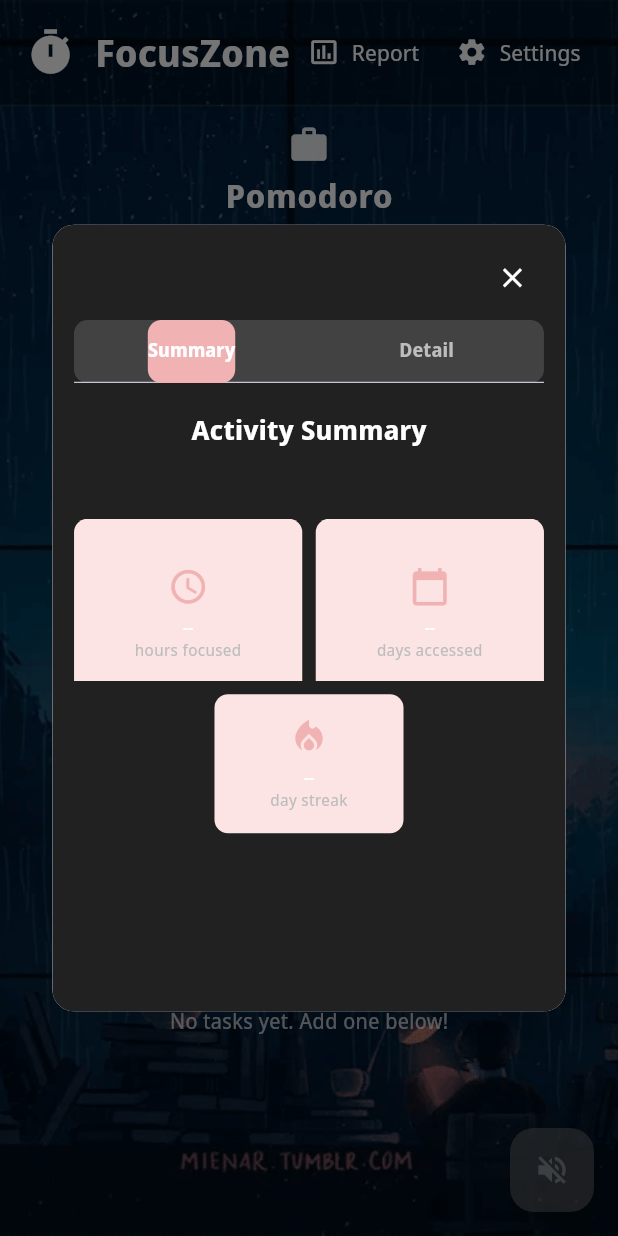
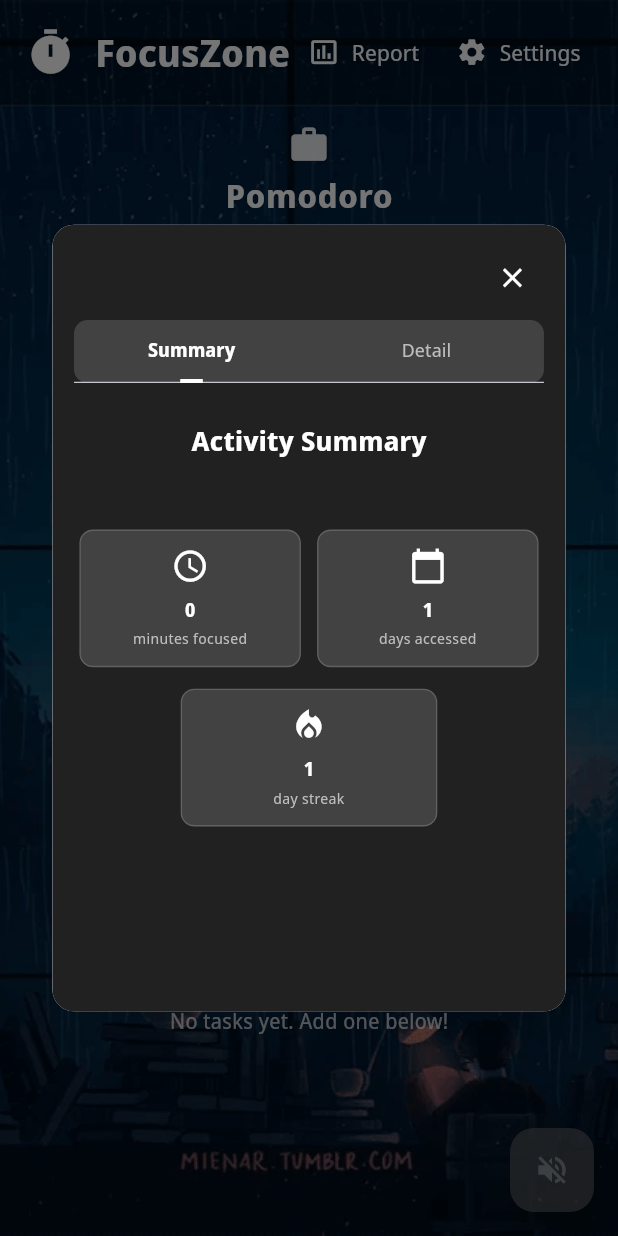
Before and after one commit to Hitagi7/FocusZone, a Flutter app: the screen it shows after launch, after a tap on "Report", on a phone screen of 412 x 824 dp. Run offline on Flutter 3.47's test engine with Material 3 defaults, Android fonts, the phone set to English and light mode, and no system bars; our stand-ins replace flutter_local_notifications, shared_preferences; missing offline and left inert: flutter_sound; Roboto replaces fonts that are missing (Noto Sans Display).

Commit message:
working activity Summary

```diff
--- a/lib/controllers/timer_controller.dart
+++ b/lib/controllers/timer_controller.dart
@@ -29,6 +29,10 @@
   String _reminderTime = 'Off';
   int _reminderMinutes = 5;
   bool _reminderShown = false;
+
+  // Real-time tracking
+  int _sessionStartTime = 0;
+  bool _isTrackingSession = false;
 
   TimerController({bool autoStartBreaks = false, bool autoStartPomodoros = false})
       : _autoStartBreaks = autoStartBreaks,
@@ -67,13 +71,89 @@
     _reminderMinutes = prefs.getInt('reminderMinutes') ?? 5;
   }
 
+  // Load user's timer settings
+  Future<void> loadTimerSettings() async {
+    final prefs = await SharedPreferences.getInstance();
+
+    // Load user's saved timer durations
+    final pomodoroMinutes = prefs.getInt('pomodoroTime') ?? 25;
+    final shortBreakMinutes = prefs.getInt('shortBreakTime') ?? 5;
+    final longBreakMinutes = prefs.getInt('longBreakTime') ?? 20;
+
+    // Update the timer configurations with user's settings
+    TimerConfigManager.updateAllConfigs(
+      pomodoro: pomodoroMinutes * 60,
+      shortBreak: shortBreakMinutes * 60,
+      longBreak: longBreakMinutes * 60,
+    );
+
+    // Update current timer if it's not running
+    if (!_isRunning) {
+      _timeLeft = TimerConfigManager.getConfig(_currentMode).time;
+      notifyListeners();
+    }
+
+    print('Loaded timer settings: Pomodoro=$pomodoroMinutes, Short=$shortBreakMinutes, Long=$longBreakMinutes');
+  }
+
+  // Check and update day tracking (call this when app starts)
+  Future<void> checkDayTracking() async {
+    final prefs = await SharedPreferences.getInstance();
+    final now = DateTime.now();
+    final today = DateTime(now.year, now.month, now.day);
+
+    // Get last activity date
+    final lastActivityString = prefs.getString('lastActivityDate');
+    DateTime? lastActivity;
+    if (lastActivityString != null) {
+      lastActivity = DateTime.parse(lastActivityString);
+    }
+
+    // If it's a new day and we haven't tracked it yet
+    if (lastActivity == null || !_isSameDay(lastActivity, today)) {
+      print('New day detected, updating day tracking...');
+
+      // Update days accessed
+      final currentDays = prefs.getInt('daysAccessed') ?? 0;
+      final newDays = currentDays + 1;
+      await prefs.setInt('daysAccessed', newDays);
+      print('Updated days accessed: $currentDays -> $newDays');
+
+      // Update day streak
+      if (lastActivity != null && _isConsecutiveDay(lastActivity, today)) {
+        final currentStreak = prefs.getInt('dayStreak') ?? 0;
+        final newStreak = currentStreak + 1;
+        await prefs.setInt('dayStreak', newStreak);
+        print('Updated day streak: $currentStreak -> $newStreak');
+      } else {
+        // Reset streak if not consecutive or first time
+        await prefs.setInt('dayStreak', 1);
+        print('Reset day streak to 1');
+      }
+
+      // Save today's date
+      await prefs.setString('lastActivityDate', today.toIso8601String());
+    }
+  }
+
   // Start the timer
   void startTimer() {
+    print('startTimer called - current mode: $_currentMode, isTrackingSession: $_isTrackingSession');
     _timer?.cancel(); // Always clear any previous timer
     if (_isRunning) return;
 
     _isRunning = true;
     _reminderShown = false; // Reset reminder flag when starting
+
+    // Start tracking session time for all timer modes
+    if (!_isTrackingSession) {
+      _sessionStartTime = TimerConfigManager.getConfig(_currentMode).time;
+      _isTrackingSession = true;
+      print('Started tracking ${_currentMode.toString()} session: $_sessionStartTime seconds');
+    } else {
+      print('Already tracking session, not starting new tracking');
+    }
+
     notifyListeners();
 
     _timer = Timer.periodic(const Duration(seconds: 1), (timer) {
@@ -94,6 +174,40 @@
     notifyListeners();
   }
 
+  // Add actual time used to minutes focused
+  Future<void> _addTimeUsed() async {
+    print('_addTimeUsed called - isTrackingSession: $_isTrackingSession, sessionStartTime: $_sessionStartTime, timeLeft: $_timeLeft');
+
+    if (_isTrackingSession) {
+      final prefs = await SharedPreferences.getInstance();
+      final timeUsed = _sessionStartTime - _timeLeft; // Time actually used
+      final minutesUsed = timeUsed ~/ 60; // Convert to minutes
+
+      print('Calculated timeUsed: $timeUsed seconds, minutesUsed: $minutesUsed minutes');
+
+      if (minutesUsed > 0) {
+        final currentMinutes = prefs.getInt('hoursFocused') ?? 0;
+        final newMinutes = currentMinutes + minutesUsed;
+        await prefs.setInt('hoursFocused', newMinutes);
+        print('Added $minutesUsed minutes to focus time (${_currentMode.toString()}, used ${timeUsed}s out of ${_sessionStartTime}s)');
+        print('Total minutes focused: $currentMinutes -> $newMinutes');
+
+        // Force a reload to verify the data was saved
+        final verifyMinutes = prefs.getInt('hoursFocused') ?? 0;
+        print('Verification - minutes focused after save: $verifyMinutes');
+      } else {
+        print('No minutes to add (minutesUsed: $minutesUsed)');
+      }
+
+      // Reset tracking
+      _isTrackingSession = false;
+      _sessionStartTime = 0;
+      print('Tracking reset');
+    } else {
+      print('Not tracking session, skipping time addition');
+    }
+  }
+
   // Toggle between start and pause
   void toggleTimer() {
     if (_isRunning) {
@@ -108,11 +222,18 @@
     _timer?.cancel();
     _timeLeft = TimerConfigManager.getConfig(_currentMode).time;
     _isRunning = false;
+
+    // Reset tracking for all timer modes
+    _isTrackingSession = false;
+    _sessionStartTime = 0;
+    print('${_currentMode.toString()} reset, tracking cleared');
+
     notifyListeners();
   }
 
   // Switch to a different timer mode
   void switchMode(TimerMode mode) {
+    print('switchMode called - from $_currentMode to $mode, isTrackingSession: $_isTrackingSession');
     _timer?.cancel();
     _currentMode = mode;
     _timeLeft = TimerConfigManager.getConfig(_currentMode).time;
@@ -121,9 +242,22 @@
   }
 
   // Skip to the next mode
-  void skipToNext() {
+  Future<void> skipToNext() async {
+    print('skipToNext called - current mode: $_currentMode, isTrackingSession: $_isTrackingSession');
     _timer?.cancel();
     _isRunning = false;
+
+    // Store current tracking state before adding time
+    final wasTracking = _isTrackingSession;
+    final sessionStart = _sessionStartTime;
+    final timeLeft = _timeLeft;
+
+    // Add time used for all timer modes when skipping
+    print('${_currentMode.toString()} skipped, adding time used...');
+    await _addTimeUsed();
+
+    // Debug check after adding time
+    await debugCheckMinutesFocused();
 
     // Calculate next round for interval check
     int nextRound = _round;
@@ -145,6 +279,8 @@
         break;
     }
 
+    print('Switching from $_currentMode to $nextMode');
+
     // Switch to the next mode
     switchMode(nextMode);
 
@@ -162,8 +298,12 @@
 
   // Called when timer reaches zero
   void _completeTimer() {
+    print('Timer completed! Mode: $_currentMode');
     _timer?.cancel();
     _isRunning = false;
+
+    // Add time used for all timer modes
+    _addTimeUsed();
 
     // Increment round counter for pomodoro sessions
     if (_currentMode == TimerMode.pomodoro) {
@@ -179,6 +319,19 @@
 
     // Auto-switch to next mode after a short delay
     _autoSwitchToNextMode();
+  }
+
+
+
+  bool _isSameDay(DateTime date1, DateTime date2) {
+    return date1.year == date2.year &&
+           date1.month == date2.month &&
+           date1.day == date2.day;
+  }
+
+  bool _isConsecutiveDay(DateTime date1, DateTime date2) {
+    final difference = date2.difference(date1).inDays;
+    return difference == 1;
   }
 
   // Auto-switch to the next appropriate mode
@@ -223,6 +376,13 @@
     _timeLeft = TimerConfigManager.getConfig(_currentMode).time;
     _isRunning = false;
     notifyListeners();
+  }
+
+  // Debug method to check current minutes focused
+  Future<void> debugCheckMinutesFocused() async {
+    final prefs = await SharedPreferences.getInstance();
+    final minutes = prefs.getInt('hoursFocused') ?? 0;
+    print('DEBUG: Current minutes focused: $minutes');
   }
 
   // Check if reminder should be shown
--- a/lib/main.dart
+++ b/lib/main.dart
@@ -114,8 +114,14 @@
     _pageController = PageController(initialPage: _currentPageIndex);
     _taskController = TaskController();
 
+    // Load user's timer settings
+    _timerController.loadTimerSettings();
+
     // Load reminder settings
     _timerController.loadReminderSettings();
+
+    // Check day tracking when app starts
+    _timerController.checkDayTracking();
   }
 
   @override
--- a/lib/screens/activity_report.dart
+++ b/lib/screens/activity_report.dart
@@ -1,4 +1,5 @@
 import 'package:flutter/material.dart';
+import 'package:shared_preferences/shared_preferences.dart';
 import '../constants/theme_manager.dart';
 
 class ReportScreen extends StatefulWidget {
@@ -12,11 +13,30 @@
   late TabController _tabController;
   Map<String, Color> _themeColors = {};
 
+  // Activity data
+  int _hoursFocused = 0;
+  int _daysAccessed = 0;
+  int _dayStreak = 0;
+
   @override
   void initState() {
     super.initState();
     _tabController = TabController(length: 2, vsync: this);
+    _tabController.addListener(() {
+      if (_tabController.index == 0) {
+        // Refresh data when Summary tab is selected
+        _loadActivityData();
+      }
+    });
     _loadThemeSettings();
+    _loadActivityData();
+  }
+
+  @override
+  void didChangeDependencies() {
+    super.didChangeDependencies();
+    // Reload activity data when the screen becomes visible
+    _loadActivityData();
   }
 
   @override
@@ -31,6 +51,47 @@
       _themeColors = ThemeManager.getThemeColors(currentTheme);
     });
   }
+
+  Future<void> _loadActivityData() async {
+    final prefs = await SharedPreferences.getInstance();
+
+    // Debug: Check all stored values
+    final allKeys = prefs.getKeys();
+    print('All SharedPreferences keys: $allKeys');
+
+    final minutesFocused = prefs.getInt('hoursFocused') ?? 0;
+    final daysAccessed = prefs.getInt('daysAccessed') ?? 0;
+    final dayStreak = prefs.getInt('dayStreak') ?? 0;
+
+    print('Raw data from SharedPreferences:');
+    print('hoursFocused: ${prefs.getInt('hoursFocused')}');
+    print('daysAccessed: ${prefs.getInt('daysAccessed')}');
+    print('dayStreak: ${prefs.getInt('dayStreak')}');
+
+    setState(() {
+      _hoursFocused = minutesFocused;
+      _daysAccessed = daysAccessed;
+      _dayStreak = dayStreak;
+    });
+    print('Activity Data Loaded: $_hoursFocused minutes, $_daysAccessed days, $_dayStreak streak');
+  }
+
+  // Test method to manually update activity data
+  Future<void> _testUpdateActivity() async {
+    final prefs = await SharedPreferences.getInstance();
+
+    // Manually set some test data
+    await prefs.setInt('hoursFocused', 50);
+    await prefs.setInt('daysAccessed', 3);
+    await prefs.setInt('dayStreak', 2);
+
+    print('Test data set: 50 minutes, 3 days, 2 streak');
+
+    // Reload the data
+    await _loadActivityData();
+  }
+
+
 
   @override
   Widget build(BuildContext context) {
@@ -77,13 +138,17 @@
                       ),
                       child: TabBar(
                         controller: _tabController,
-                        indicator: BoxDecoration(
-                          color: const Color(0xFFF0B2B2),
-                          borderRadius: BorderRadius.circular(10.0 * scale),
+                        indicator: UnderlineTabIndicator(
+                          borderSide: BorderSide(
+                            color: _themeColors['primary'] ?? Colors.blue,
+                            width: 3 * scale,
                           ),
-                        labelColor: _themeColors['primary'] ?? Colors.white,
+                          insets: EdgeInsets.symmetric(horizontal: 24 * scale),
+                        ),
+                        labelColor: _themeColors['primary'] ?? Colors.blue,
                         unselectedLabelColor: _themeColors['textSecondary'] ?? Colors.grey[700],
                         labelStyle: TextStyle(fontSize: 14 * scale, fontWeight: FontWeight.bold),
+                        unselectedLabelStyle: TextStyle(fontSize: 14 * scale, fontWeight: FontWeight.normal),
                         tabs: [
                           Tab(text: 'Summary'),
                           Tab(text: 'Detail'),
@@ -125,7 +190,12 @@
   }
 
   Widget _buildSummaryTab(double scale) {
-    return SingleChildScrollView(
+    final screenWidth = MediaQuery.of(context).size.width;
+    final horizontalPadding = 4.0 * scale * 2; // left + right
+    final cardSpacing = 12 * scale;
+    final cardWidth = (screenWidth - horizontalPadding - cardSpacing) / 2;
+    return Padding(
+      padding: EdgeInsets.symmetric(vertical: 8.0 * scale, horizontal: 4.0 * scale),
       child: Column(
         crossAxisAlignment: CrossAxisAlignment.center,
         children: [
@@ -138,27 +208,27 @@
             ),
           ),
           _buildLoginMessage(scale),
-          SizedBox(
-            height: 120 * scale,
-            child: GridView.count(
-              crossAxisCount: 2,
-              shrinkWrap: true,
-              physics: const NeverScrollableScrollPhysics(),
-              mainAxisSpacing: 10 * scale,
-              crossAxisSpacing: 10 * scale,
-              childAspectRatio: 1.2,
+          Row(
             children: [
-                _buildSummaryCard(Icons.access_time, 'hours focused', scale),
-                _buildSummaryCard(Icons.calendar_today, 'days accessed', scale),
+              Expanded(
+                child: _buildSummaryCard(Icons.access_time, 'minutes focused', scale),
+              ),
+              SizedBox(width: cardSpacing),
+              Expanded(
+                child: _buildSummaryCard(Icons.calendar_today, 'days accessed', scale),
+              ),
             ],
           ),
-          ),
-          SizedBox(height: 10 * scale),
-          Center(
-            child: SizedBox(
-              width: 140 * scale,
+          SizedBox(height: 16 * scale),
+          Row(
+            children: [
+              Spacer(),
+              SizedBox(
+                width: cardWidth,
                 child: _buildSummaryCard(Icons.local_fire_department, 'day streak', scale),
               ),
+              Spacer(),
+            ],
           ),
         ],
       ),
@@ -166,30 +236,51 @@
   }
 
   Widget _buildSummaryCard(IconData icon, String label, double scale) {
+    // Determine which value to show based on the label
+    int value;
+    switch (label) {
+      case 'minutes focused':
+        value = _hoursFocused;
+        break;
+      case 'days accessed':
+        value = _daysAccessed;
+        break;
+      case 'day streak':
+        value = _dayStreak;
+        break;
+      default:
+        value = 0;
+    }
+
     return Container(
       decoration: BoxDecoration(
-        color: const Color(0xFFFCE4E4),
+        color: _themeColors['surface'] ?? Colors.grey[100],
         borderRadius: BorderRadius.circular(10.0 * scale),
+        border: Border.all(
+          color: _themeColors['border'] ?? Colors.grey[300]!,
+          width: 1 * scale,
         ),
-      padding: EdgeInsets.all(16.0 * scale),
+      ),
+      padding: EdgeInsets.all(12.0 * scale),
       child: Column(
         mainAxisAlignment: MainAxisAlignment.center,
         children: [
-          Icon(icon, size: 30 * scale, color: const Color(0xFFF0B2B2)),
-          SizedBox(height: 6 * scale),
+          Icon(icon, size: 28 * scale, color: _themeColors['primary'] ?? Colors.blue),
+          SizedBox(height: 8 * scale),
           Text(
-            '--',
+            value.toString(),
             style: TextStyle(
-              fontSize: 12 * scale,
+              fontSize: 14 * scale,
               fontWeight: FontWeight.bold,
               color: _themeColors['text'] ?? Colors.black87,
             ),
           ),
+          SizedBox(height: 4 * scale),
           Text(
             label,
             textAlign: TextAlign.center,
             style: TextStyle(
-              fontSize: 12 * scale,
+              fontSize: 11 * scale,
               color: _themeColors['textSecondary'] ?? Colors.black54,
             ),
           ),
@@ -199,7 +290,9 @@
   }
 
   Widget _buildDetailTab(double scale) {
-    return Column(
+    return Padding(
+      padding: EdgeInsets.symmetric(horizontal: 8.0 * scale, vertical: 8.0 * scale),
+      child: Column(
         crossAxisAlignment: CrossAxisAlignment.center,
         children: [
           Text(
@@ -211,117 +304,41 @@
             ),
           ),
           _buildLoginMessage(scale),
-        Expanded(
-          child: Column(
-            children: [
-              Expanded(
-                child: SingleChildScrollView(
-                  scrollDirection: Axis.vertical,
-                  child: SingleChildScrollView(
+          SingleChildScrollView(
             scrollDirection: Axis.horizontal,
-                    child: Center(
             child: DataTable(
-                        columnSpacing: 16 * scale,
-                        columns: [
-                          DataColumn(label: Text(
-                            'DATE',
-                            style: TextStyle(
-                              fontWeight: FontWeight.bold,
-                              fontSize: 13 * scale,
+              columnSpacing: 32 * scale,
+              dataTextStyle: TextStyle(
+                fontSize: 14 * scale,
                 color: _themeColors['text'] ?? Colors.black87,
               ),
-                          )),
-                          DataColumn(label: Text(
-                            'PROJECT / TASK',
-                            style: TextStyle(
+              headingTextStyle: TextStyle(
                 fontWeight: FontWeight.bold,
-                              fontSize: 13 * scale,
+                fontSize: 15 * scale,
                 color: _themeColors['text'] ?? Colors.black87,
               ),
-                          )),
-                          DataColumn(label: Text(
-                            'MINUTES',
-                            style: TextStyle(
-                              fontWeight: FontWeight.bold,
-                              fontSize: 13 * scale,
-                              color: _themeColors['text'] ?? Colors.black87,
-                            ),
-                          )),
+              columns: [
+                DataColumn(label: Text('DATE')),
+                DataColumn(label: Text('PROJECT / TASK')),
+                DataColumn(label: Text('MINUTES')),
               ],
               rows: [
                 DataRow(cells: [
-                            DataCell(Text(
-                              '2023-10-26',
-                              style: TextStyle(
-                                fontSize: 12 * scale,
-                                color: _themeColors['text'] ?? Colors.black87,
-                              ),
-                            )),
-                            DataCell(Text(
-                              'Project Alpha',
-                              style: TextStyle(
-                                fontSize: 12 * scale,
-                                color: _themeColors['text'] ?? Colors.black87,
-                              ),
-                            )),
-                            DataCell(Text(
-                              '60',
-                              style: TextStyle(
-                                fontSize: 12 * scale,
-                                color: _themeColors['text'] ?? Colors.black87,
-                              ),
-                            )),
+                  DataCell(Text('2023-10-26')),
+                  DataCell(Text('Project Alpha')),
+                  DataCell(Text('60')),
                 ]),
                 DataRow(cells: [
-                            DataCell(Text(
-                              '2023-10-25',
-                              style: TextStyle(
-                                fontSize: 12 * scale,
-                                color: _themeColors['text'] ?? Colors.black87,
-                              ),
-                            )),
-                            DataCell(Text(
-                              'Task Beta',
-                              style: TextStyle(
-                                fontSize: 12 * scale,
-                                color: _themeColors['text'] ?? Colors.black87,
-                              ),
-                            )),
-                            DataCell(Text(
-                              '45',
-                              style: TextStyle(
-                                fontSize: 12 * scale,
-                                color: _themeColors['text'] ?? Colors.black87,
-                              ),
-                            )),
+                  DataCell(Text('2023-10-25')),
+                  DataCell(Text('Task Beta')),
+                  DataCell(Text('45')),
                 ]),
                 DataRow(cells: [
-                            DataCell(Text(
-                              '2023-10-24',
-                              style: TextStyle(
-                                fontSize: 12 * scale,
-                                color: _themeColors['text'] ?? Colors.black87,
-                              ),
-                            )),
-                            DataCell(Text(
-                              'Meeting Prep',
-                              style: TextStyle(
-                                fontSize: 12 * scale,
-                                color: _themeColors['text'] ?? Colors.black87,
-                              ),
-                            )),
-                            DataCell(Text(
-                              '30',
-                              style: TextStyle(
-                                fontSize: 12 * scale,
-                                color: _themeColors['text'] ?? Colors.black87,
-                              ),
-                            )),
+                  DataCell(Text('2023-10-24')),
+                  DataCell(Text('Meeting Prep')),
+                  DataCell(Text('30')),
                 ]),
               ],
-                      ),
-                    ),
-                  ),
             ),
           ),
           Padding(
@@ -362,8 +379,6 @@
           ),
         ],
       ),
-        ),
-      ],
     );
   }
 }
```
Lines whose indentation alone changed are shown as unchanged.
